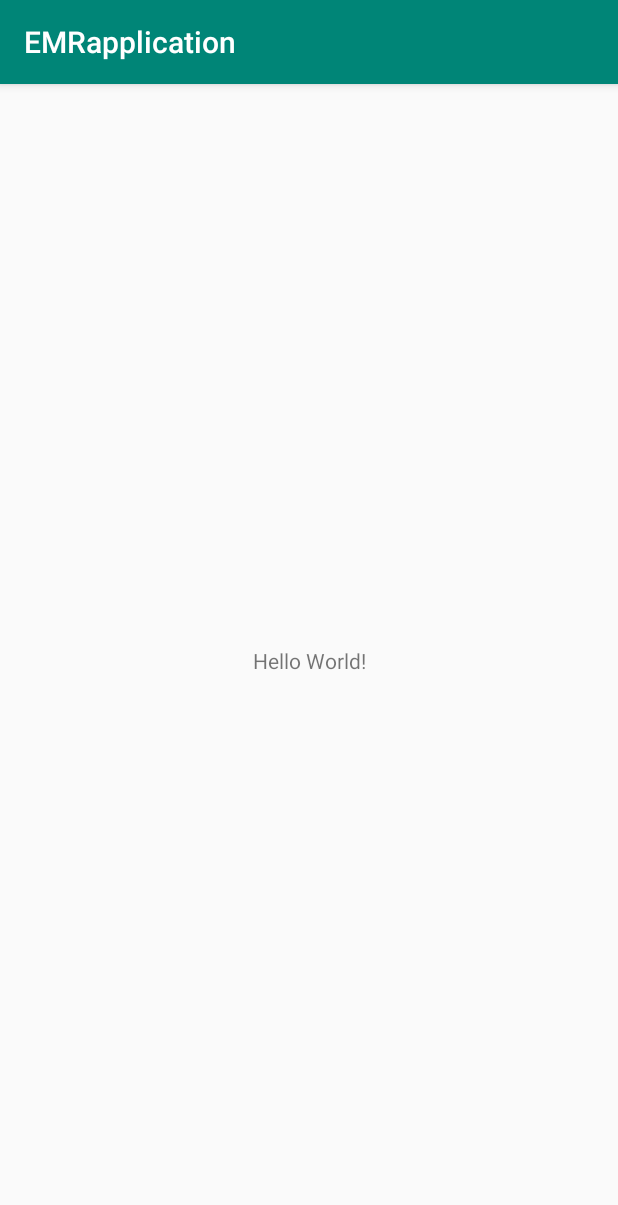
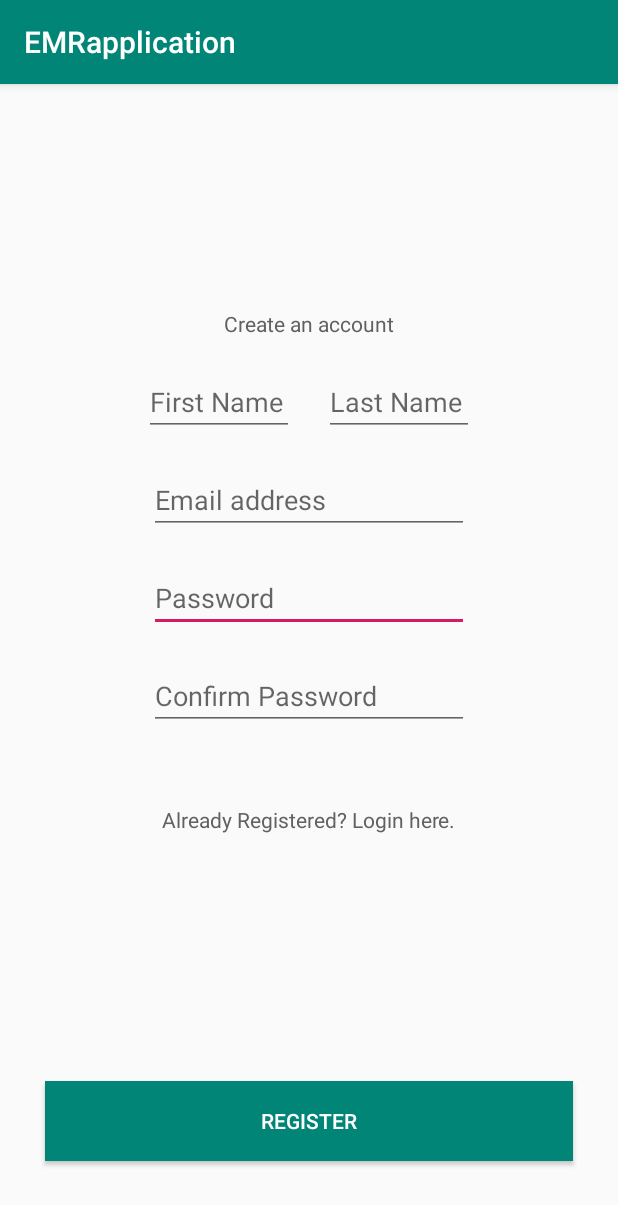
Before and after one commit to ADW784/EMRapplication, an Android app: the screen it shows after launch (MainActivity), on a phone screen of 412 x 824 dp. Shown: the top 1205 px of the screen. Run offline under Robolectric (Android 15) with nearby library versions, the phone set to English and light mode, and no system bars.

Commit message:
Interface design for Client App

```diff
--- a/app/build.gradle
+++ b/app/build.gradle
@@ -10,6 +10,7 @@ android {
         versionCode 1
         versionName "1.0"
         testInstrumentationRunner "androidx.test.runner.AndroidJUnitRunner"
+        vectorDrawables.useSupportLibrary = true
     }
     buildTypes {
         release {
@@ -26,6 +27,7 @@ dependencies {
     implementation 'com.google.firebase:firebase-auth:16.0.5'
     implementation 'com.google.firebase:firebase-database:16.0.4'
     implementation 'com.google.firebase:firebase-storage:16.0.4'
+    implementation 'com.android.support:cardview-v7:29.+'
     testImplementation 'junit:junit:4.12'
     androidTestImplementation 'androidx.test.ext:junit:1.1.0'
     androidTestImplementation 'androidx.test.espresso:espresso-core:3.1.1'
--- a/app/src/main/AndroidManifest.xml
+++ b/app/src/main/AndroidManifest.xml
@@ -9,6 +9,9 @@
         android:roundIcon="@mipmap/ic_launcher_round"
         android:supportsRtl="true"
         android:theme="@style/AppTheme">
+        <activity android:name=".Profile"/>
+        <activity android:name=".SOS" />
+        <activity android:name=".Login" />
         <activity android:name=".MainActivity">
             <intent-filter>
                 <action android:name="android.intent.action.MAIN" />
--- a/app/src/main/java/com/example/emrapplication/MainActivity.java
+++ b/app/src/main/java/com/example/emrapplication/MainActivity.java
@@ -2,13 +2,30 @@ package com.example.emrapplication;
 
 import androidx.appcompat.app.AppCompatActivity;
 
+import android.content.Intent;
 import android.os.Bundle;
+import android.view.View;
+import android.widget.Button;
 
 public class MainActivity extends AppCompatActivity {
+
+    Button buttonRegister;
 
     @Override
     protected void onCreate(Bundle savedInstanceState) {
         super.onCreate(savedInstanceState);
         setContentView(R.layout.activity_main);
+
+        buttonRegister = findViewById(R.id.buttonRegister);
+        buttonRegister.setOnClickListener(new View.OnClickListener() {
+            @Override
+            public void onClick(View v) {
+
+                //default code. simply takes you to the next activity.
+                Intent i = new Intent(MainActivity.this,SOS.class);
+                startActivity(i);
+
+            }
+        });
     }
 }
--- /dev/null
+++ b/app/src/main/res/drawable/popup_background.xml
@@ -0,0 +1,6 @@
+<?xml version="1.0" encoding="utf-8"?>
+<shape xmlns:android="http://schemas.android.com/apk/res/android">
+
+    <solid android:color="#000011"/>
+
+</shape>
--- a/app/src/main/res/layout/activity_main.xml
+++ b/app/src/main/res/layout/activity_main.xml
@@ -6,13 +6,100 @@
     android:layout_height="match_parent"
     tools:context=".MainActivity">
 
-    <TextView
+    <EditText
+        android:id="@+id/editTextPassword"
         android:layout_width="wrap_content"
         android:layout_height="wrap_content"
-        android:text="Hello World!"
-        app:layout_constraintBottom_toBottomOf="parent"
-        app:layout_constraintLeft_toLeftOf="parent"
-        app:layout_constraintRight_toRightOf="parent"
+        android:layout_marginTop="20dp"
+        android:ems="10"
+        android:hint="Password"
+        android:inputType="textPassword"
+        app:layout_constraintEnd_toEndOf="parent"
+        app:layout_constraintStart_toStartOf="parent"
+        app:layout_constraintTop_toBottomOf="@+id/editTextEmail" />
+
+    <TextView
+        android:id="@+id/textView"
+        android:layout_width="wrap_content"
+        android:layout_height="wrap_content"
+        android:layout_marginTop="150dp"
+        android:textColor="#616161"
+        android:text="Create an account"
+        app:layout_constraintEnd_toEndOf="parent"
+        app:layout_constraintStart_toStartOf="parent"
         app:layout_constraintTop_toTopOf="parent" />
 
+    <EditText
+        android:id="@+id/editTextLastName"
+        android:layout_width="100dp"
+        android:layout_height="wrap_content"
+        android:layout_marginTop="20dp"
+        android:layout_marginEnd="96dp"
+        android:layout_marginRight="96dp"
+        android:ems="10"
+        android:hint="Last Name"
+        android:inputType="textPersonName"
+        app:layout_constraintEnd_toEndOf="parent"
+        app:layout_constraintTop_toBottomOf="@+id/textView" />
+
+    <EditText
+        android:id="@+id/editTextEmail"
+        android:layout_width="wrap_content"
+        android:layout_height="wrap_content"
+        android:layout_marginTop="20dp"
+        android:ems="10"
+        android:hint="Email address"
+        android:inputType="textEmailAddress"
+        app:layout_constraintEnd_toEndOf="parent"
+        app:layout_constraintStart_toStartOf="parent"
+        app:layout_constraintTop_toBottomOf="@+id/editTextLastName" />
+
+    <EditText
+        android:id="@+id/editTextFirstName"
+        android:layout_width="100dp"
+        android:layout_height="wrap_content"
+        android:layout_marginStart="96dp"
+        android:layout_marginLeft="96dp"
+        android:layout_marginTop="20dp"
+        android:ems="10"
+        android:hint="First Name"
+        android:inputType="textPersonName"
+        app:layout_constraintStart_toStartOf="parent"
+        app:layout_constraintTop_toBottomOf="@+id/textView" />
+
+    <EditText
+        android:id="@+id/editTextConfirmPassword"
+        android:layout_width="wrap_content"
+        android:layout_height="wrap_content"
+        android:layout_marginTop="20dp"
+        android:ems="10"
+        android:hint="Confirm Password"
+        android:inputType="textPassword"
+        app:layout_constraintEnd_toEndOf="parent"
+        app:layout_constraintStart_toStartOf="parent"
+        app:layout_constraintTop_toBottomOf="@+id/editTextPassword" />
+
+    <TextView
+        android:id="@+id/textView2"
+        android:layout_width="wrap_content"
+        android:layout_height="wrap_content"
+        android:layout_marginTop="50dp"
+        android:textColor="#616161"
+        android:text="Already Registered? Login here."
+        app:layout_constraintEnd_toEndOf="parent"
+        app:layout_constraintStart_toStartOf="parent"
+        app:layout_constraintTop_toBottomOf="@+id/editTextConfirmPassword" />
+
+    <Button
+        android:id="@+id/buttonRegister"
+        android:layout_width="352dp"
+        android:layout_height="53dp"
+        android:layout_marginBottom="50dp"
+        android:textColor="#FFFFFF"
+        android:background="@color/colorPrimary"
+        android:text="Register"
+        app:layout_constraintBottom_toBottomOf="parent"
+        app:layout_constraintEnd_toEndOf="parent"
+        app:layout_constraintStart_toStartOf="parent" />
+
 </androidx.constraintlayout.widget.ConstraintLayout>
--- a/app/src/main/res/values/colors.xml
+++ b/app/src/main/res/values/colors.xml
@@ -3,4 +3,7 @@
     <color name="colorPrimary">#008577</color>
     <color name="colorPrimaryDark">#00574B</color>
     <color name="colorAccent">#D81B60</color>
+    <color name="colorRed">#ff3943</color>
+    <color name="colorRedDark">#801b20</color>
+    <color name="colorGreenLight">#abffc0</color>
 </resources>
--- a/app/src/main/res/values/strings.xml
+++ b/app/src/main/res/values/strings.xml
@@ -1,3 +1,5 @@
 <resources>
     <string name="app_name">EMRapplication</string>
+    <string name="back_button">BACK</string>
+    <string name="save_button">SAVE</string>
 </resources>
```
Also changed, not shown: app/src/main/java/com/example/emrapplication/Login.java (added, +14 -0 lines), app/src/main/java/com/example/emrapplication/Profile.java (added, +14 -0 lines), app/src/main/java/com/example/emrapplication/SOS.java (added, +74 -0 lines), app/src/main/res/drawable/button_background.xml (added, +16 -0 lines), app/src/main/res/drawable/ic_close_black_24dp.xml (added, +9 -0 lines), app/src/main/res/layout/activity_login.xml (added, +66 -0 lines), app/src/main/res/layout/activity_profile.xml (added, +187 -0 lines), app/src/main/res/layout/activity_sos.xml (added, +77 -0 lines), app/src/main/res/layout/confirm_emergency.xml (added, +21 -0 lines), app/src/main/res/drawable/backarrow2.png (added), app/src/main/res/drawable/forwardarrow.png (added), app/src/main/res/drawable/forwardarrow2.png (added), app/src/main/res/drawable/sosbutton3.png (added).
